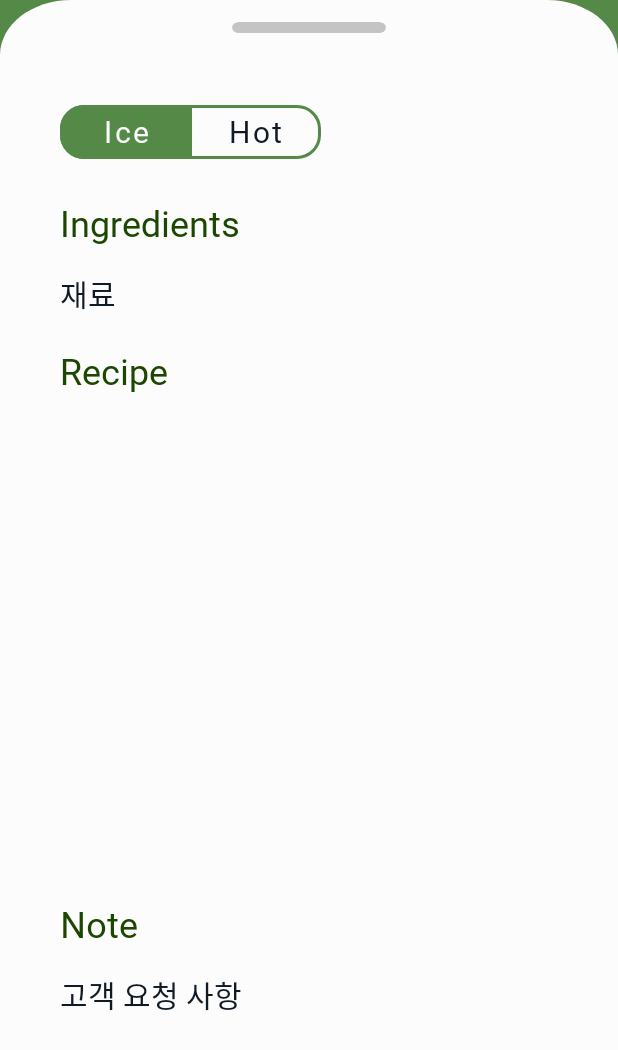
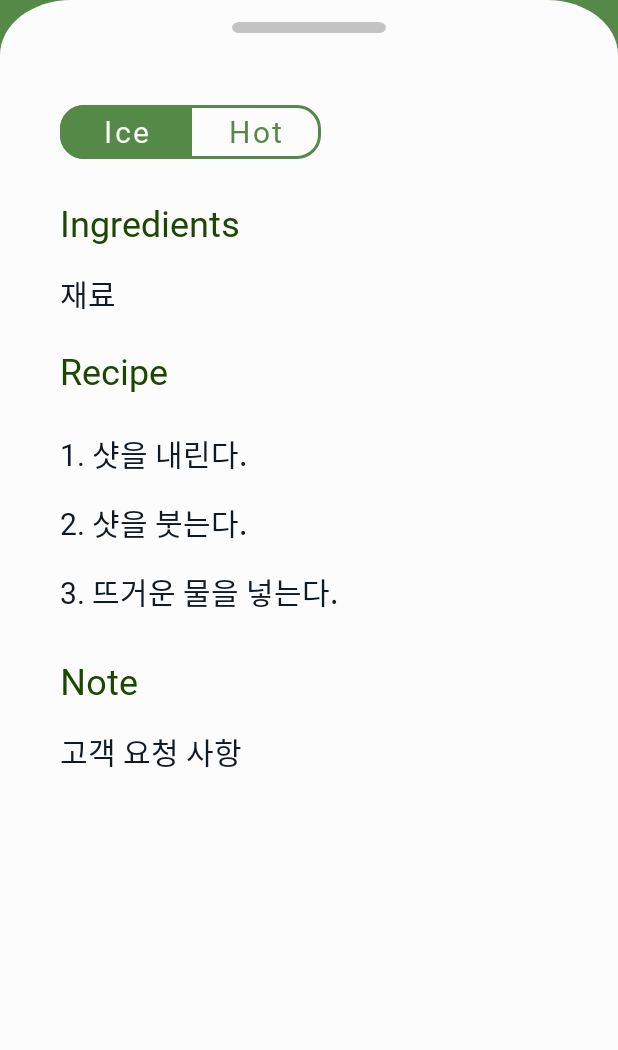
Before and after one commit to kizizip/REPER, an Android app: the fragment FullRecipeFragment placed in its activity, after a tap on "Ice", on a phone screen of 412 x 824 dp. Shown: the top 1050 px of the screen. Run offline under Robolectric (Android 15) with nearby library versions, the phone set to English and light mode, and no system bars; plain views replace SlidingUpPanelLayout.

Commit message:
[feat] front - xml 수정
fullrecipeFragment

```diff
--- a/reper_front/app/src/main/java/com/ssafy/reper/ui/recipe/FullRecipeFragment.kt
+++ b/reper_front/app/src/main/java/com/ssafy/reper/ui/recipe/FullRecipeFragment.kt
@@ -9,13 +9,19 @@ import android.view.LayoutInflater
 import android.view.View
 import android.view.ViewGroup
 import androidx.core.content.ContextCompat
+import androidx.recyclerview.widget.GridLayoutManager
+import androidx.recyclerview.widget.LinearLayoutManager
 import com.ssafy.reper.R
 import com.ssafy.reper.databinding.FragmentFullRecipeBinding
 import com.ssafy.reper.databinding.FragmentStepRecipeBinding
 import com.ssafy.reper.ui.MainActivity
+import com.ssafy.reper.ui.recipe.AllRecipeFragment.GridSpacingItemDecoration
 
 private const val TAG = "FullRecipeFragment_정언"
 class FullRecipeFragment : Fragment() {
+
+    // 레시피 리스트 recyclerView Adapter
+    private lateinit var fullRecipeListAdapter: FullRecipeListAdapter
 
     private lateinit var mainActivity: MainActivity
 
@@ -65,6 +71,11 @@ class FullRecipeFragment : Fragment() {
             btnHotIceColorChange()
         }
         ///////////////////////////////////////////////////////////////////////////////////////////////////////
+
+        ///////////////////////////////////////////////////////////////////////////////////////////////////////
+        // RecyclerView adapter 처리
+        initAdapter()
+        ///////////////////////////////////////////////////////////////////////////////////////////////////////
     }
 
     override fun onDestroyView() {
@@ -78,14 +89,30 @@ class FullRecipeFragment : Fragment() {
             fullRecipeBinding.fullrecipeFmBtnIce.setBackgroundColor(ContextCompat.getColor(mainActivity, R.color.green))
             fullRecipeBinding.fullrecipeFmBtnIce.setTextColor(ContextCompat.getColor(mainActivity, R.color.white))
             fullRecipeBinding.fullrecipeFmBtnHot.setBackgroundColor(ContextCompat.getColor(mainActivity, R.color.white))
-            fullRecipeBinding.fullrecipeFmBtnHot.setTextColor(ContextCompat.getColor(mainActivity, R.color.black))
+            fullRecipeBinding.fullrecipeFmBtnHot.setTextColor(ContextCompat.getColor(mainActivity, R.color.green))
         }
 
         if(fullRecipeBinding.fullrecipeFmBtngroup.checkedButtonId == fullRecipeBinding.fullrecipeFmBtnHot.id){
             fullRecipeBinding.fullrecipeFmBtnIce.setBackgroundColor(ContextCompat.getColor(mainActivity, R.color.white))
-            fullRecipeBinding.fullrecipeFmBtnIce.setTextColor(ContextCompat.getColor(mainActivity, R.color.black))
+            fullRecipeBinding.fullrecipeFmBtnIce.setTextColor(ContextCompat.getColor(mainActivity, R.color.green))
             fullRecipeBinding.fullrecipeFmBtnHot.setBackgroundColor(ContextCompat.getColor(mainActivity, R.color.green))
             fullRecipeBinding.fullrecipeFmBtnHot.setTextColor(ContextCompat.getColor(mainActivity, R.color.white))
         }
     }
+
+    fun initAdapter() {
+        // allrecipe item 클릭 이벤트 리스너
+        fullRecipeListAdapter = FullRecipeListAdapter(mutableListOf()) { position ->
+            parentFragmentManager.beginTransaction()
+                .replace(R.id.activityMainFragmentContainer, StepRecipeFragment())
+                .addToBackStack(null)
+                .commit()
+        }
+
+        fullRecipeBinding.fullrecipeFmRvRecipe.apply {
+            layoutManager = LinearLayoutManager(mainActivity, LinearLayoutManager.VERTICAL, false)
+            fullRecipeListAdapter.recipeStepList = mutableListOf("1. 샷을 내린다.", "2. 샷을 붓는다.", "3. 뜨거운 물을 넣는다.")
+            adapter = fullRecipeListAdapter
+        }
+    }
 }
--- /dev/null
+++ b/reper_front/app/src/main/java/com/ssafy/reper/ui/recipe/FullRecipeListAdapter.kt
@@ -0,0 +1,42 @@
+package com.ssafy.reper.ui.recipe
+
+import android.util.Log
+import android.view.LayoutInflater
+import android.view.View
+import android.view.ViewGroup
+import androidx.recyclerview.widget.RecyclerView
+import com.ssafy.reper.databinding.ItemAllRecipeRvBinding
+import com.ssafy.reper.databinding.ItemFullRecipeStepRvBinding
+import com.ssafy.reper.databinding.ItemRecipeBinding
+
+class FullRecipeListAdapter (var recipeStepList:MutableList<String>, val itemClickListener:ItemClickListener) : RecyclerView.Adapter<FullRecipeListAdapter.FullRecipeListHolder>() {
+    inner class FullRecipeListHolder(private val binding: ItemFullRecipeStepRvBinding) : RecyclerView.ViewHolder(binding.root){
+        fun bindInfo(position: Int){
+            val item = recipeStepList[position]
+
+            // 메뉴명 설정
+            binding.steprecipeItemTvStep.text = item
+
+            binding.root.setOnClickListener {
+                itemClickListener.onClick(layoutPosition)
+            }
+        }
+    }
+
+    //클릭 인터페이스 정의 사용하는 곳에서 만들어준다.
+    fun  interface ItemClickListener {
+        fun onClick(position: Int)
+    }
+
+    override fun onCreateViewHolder(parent: ViewGroup, viewType: Int): FullRecipeListHolder {
+        return  FullRecipeListHolder (ItemFullRecipeStepRvBinding.inflate(LayoutInflater.from(parent.context), parent,false))
+    }
+
+    override fun onBindViewHolder(holder: FullRecipeListHolder, position: Int) {
+        holder.bindInfo(position)
+    }
+
+    override fun getItemCount(): Int {
+        return recipeStepList.size
+    }
+}
--- a/reper_front/app/src/main/res/layout/fragment_full_recipe.xml
+++ b/reper_front/app/src/main/res/layout/fragment_full_recipe.xml
@@ -186,7 +186,7 @@
                     <androidx.recyclerview.widget.RecyclerView
                         android:id="@+id/fullrecipe_fm_rv_recipe"
                         android:layout_width="match_parent"
-                        android:layout_height="300dp"
+                        android:layout_height="0dp"
                         android:layout_marginTop="16dp"
                         app:layout_constraintStart_toStartOf="@+id/textView10"
                         app:layout_constraintTop_toBottomOf="@+id/textView10" />
--- /dev/null
+++ b/reper_front/app/src/main/res/layout/item_full_recipe_step_rv.xml
@@ -0,0 +1,20 @@
+<?xml version="1.0" encoding="utf-8"?>
+<androidx.constraintlayout.widget.ConstraintLayout xmlns:android="http://schemas.android.com/apk/res/android"
+    xmlns:app="http://schemas.android.com/apk/res-auto"
+    android:layout_width="match_parent"
+    android:layout_height="wrap_content"
+    android:paddingVertical="8dp">
+
+    <TextView
+        android:id="@+id/steprecipe_item_tv_step"
+        android:layout_width="wrap_content"
+        android:layout_height="wrap_content"
+        android:fontFamily="@font/pretendard_regular"
+        android:text="레시피"
+        android:textColor="@color/black"
+        android:textSize="20sp"
+        app:layout_constraintBottom_toBottomOf="parent"
+        app:layout_constraintStart_toStartOf="parent"
+        app:layout_constraintTop_toTopOf="parent" />
+
+</androidx.constraintlayout.widget.ConstraintLayout>
--- a/reper_front/app/src/main/res/values/style.xml
+++ b/reper_front/app/src/main/res/values/style.xml
@@ -17,7 +17,7 @@
         <!-- 버튼 배경 색상 -->
         <item name="backgroundTint">@android:color/transparent</item>
         <!-- 텍스트 색상 -->
-        <item name="android:textColor">@color/black</item>
+        <item name="android:textColor">@color/green</item>
         <!-- 모서리 둥글게 -->
         <item name="cornerRadius">16dp</item>
         <!-- 테두리 색상 -->
```
Also changed, not shown: reper_front/app/src/main/res/drawable/fullrecipe_recipe_back.png (added).
